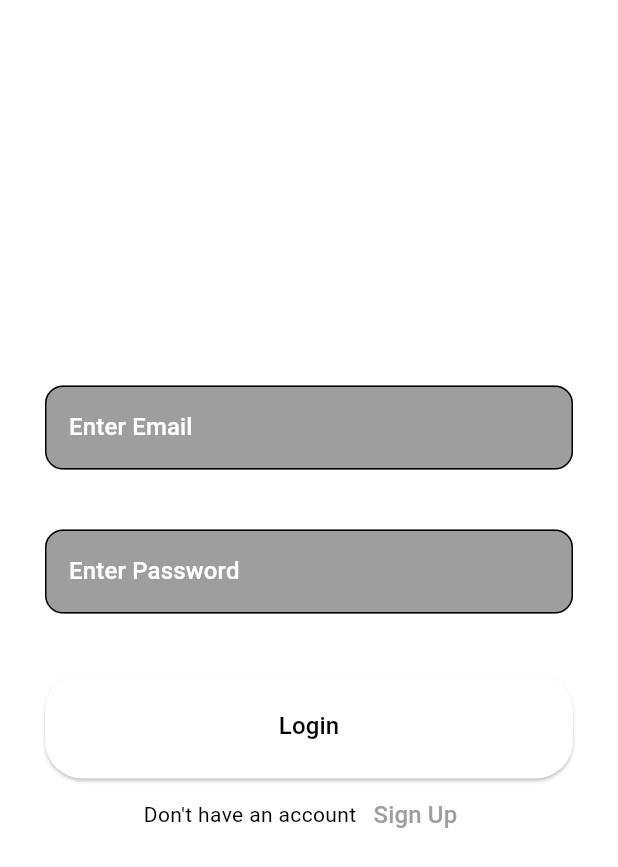
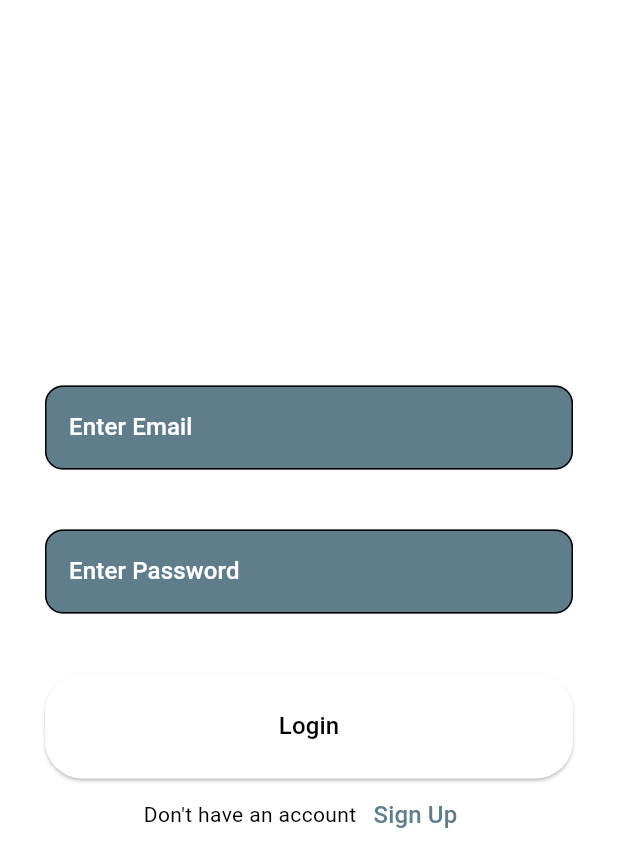
Before and after one commit to mrawaismurtaza/AI-Chatbot-App, a Flutter app: the screen it shows after launch, on a phone screen of 412 x 824 dp. Shown: the top 867 px of the screen. Run offline on Flutter 3.47's test engine with Material 3 defaults, Android fonts, the phone set to English and light mode, and no system bars; our stand-ins replace flutter_bloc, flutter_dotenv, fluttertoast, get_it, go_router, persistent_bottom_nav_bar and 1 more; accounts and stored records are empty.

Commit message:
Navbar and routing between pages
Persistant Navbar and routing between all pages for navbar screens

```diff
--- a/chatbot/lib/core/theme/app_theme.dart
+++ b/chatbot/lib/core/theme/app_theme.dart
@@ -7,12 +7,12 @@ class AppTheme {
     scaffoldBackgroundColor: Colors.white,
     colorScheme: const ColorScheme.light(
       primary: Colors.white,
-      secondary: Colors.white,
+      secondary: Colors.blueAccent,
       surface: Colors.white,
       background: Colors.white,
       onPrimary: Colors.black,
       onSurface: Colors.black,
-      tertiary: Colors.grey,
+      tertiary: Colors.blueGrey, // Changed for better contrast
     ),
     textTheme: const TextTheme(
       bodyLarge: TextStyle(color: Colors.black, fontSize: 16),
@@ -20,18 +20,19 @@ class AppTheme {
       labelLarge: TextStyle(color: Colors.white, fontSize: 16),
     ),
   );
+
   ThemeData darkTheme = ThemeData(
     brightness: Brightness.dark,
     primaryColor: Colors.black,
     scaffoldBackgroundColor: Colors.black,
     colorScheme: const ColorScheme.dark(
       primary: Colors.black,
-      secondary: Colors.black,
+      secondary: Colors.blueAccent,
       surface: Colors.black,
       background: Colors.black,
       onSurface: Colors.white,
       onPrimary: Colors.white,
-      tertiary: Colors.grey,
+      tertiary: Colors.blueGrey, // Changed for better contrast
     ),
   );
 }
--- a/chatbot/lib/features/presentation/screens/home.dart
+++ b/chatbot/lib/features/presentation/screens/home.dart
@@ -11,7 +11,7 @@ class _HomeState extends State<Home> {
   @override
   Widget build(BuildContext context) {
     return Scaffold(
-      body: Text("Hello World"),
+      body: Center(child: Text("Home Page")),
     );
   }
 }
--- a/chatbot/pubspec.yaml
+++ b/chatbot/pubspec.yaml
@@ -15,6 +15,7 @@ dependencies:
   get_it: ^8.0.3
   go_router: ^14.8.1
   icons_launcher: ^3.0.1
+  persistent_bottom_nav_bar: ^6.2.1
   shared_preferences: ^2.5.3
   supabase_flutter: ^2.8.4
 
```
Also changed, not shown: chatbot/lib/features/presentation/screens/profile.dart (added, +17 -0 lines), chatbot/lib/features/presentation/widgets/navbar.dart (added, +47 -0 lines), chatbot/lib/features/router/app_router.dart (+5 -11 lines), chatbot/pubspec.lock.
